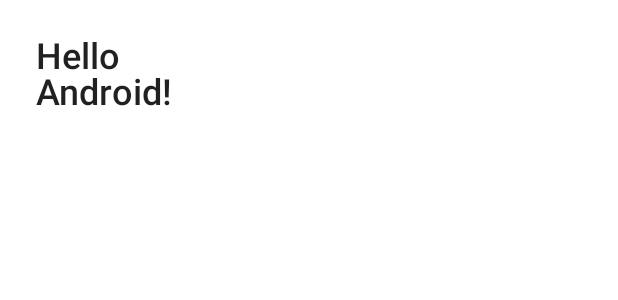
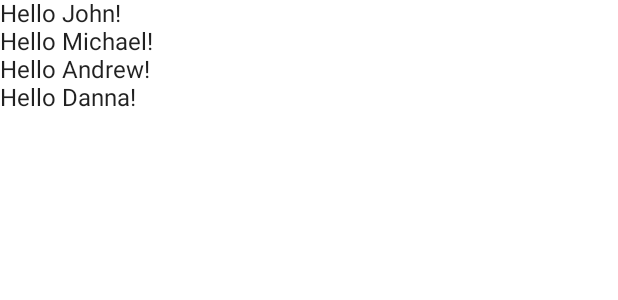
Before and after one commit to adrvschmidt/Compose-Study-1, an Android app built with Jetpack Compose: the @Preview function DefaultPreview, on a phone screen of 412 x 824 dp. Shown: the top 300 px of the screen. Run offline under Robolectric (Android 15) with nearby library versions, the phone set to English and light mode, and no system bars.

Commit message:
Added column and text with a list of names

```diff
--- a/app/src/main/java/br/com/schmidt/estudocompose1/MainActivity.kt
+++ b/app/src/main/java/br/com/schmidt/estudocompose1/MainActivity.kt
@@ -3,43 +3,41 @@ package br.com.schmidt.estudocompose1
 import android.os.Bundle
 import androidx.activity.ComponentActivity
 import androidx.activity.compose.setContent
-import androidx.compose.foundation.clickable
-import androidx.compose.foundation.layout.*
-import androidx.compose.material.Button
-import androidx.compose.material.MaterialTheme
-import androidx.compose.material.Surface
+import androidx.compose.foundation.layout.Column
 import androidx.compose.material.Text
 import androidx.compose.runtime.Composable
-import androidx.compose.ui.Modifier
-import androidx.compose.ui.text.font.FontWeight
 import androidx.compose.ui.tooling.preview.Preview
-import androidx.compose.ui.unit.dp
 import br.com.schmidt.estudocompose1.ui.theme.EstudoCompose1Theme
+
+val nameList = listOf("John", "Michael", "Andrew", "Danna")
 
 class MainActivity : ComponentActivity() {
     override fun onCreate(savedInstanceState: Bundle?) {
         super.onCreate(savedInstanceState)
         setContent {
-            GreetingText("Android")
+            MainScreen(names = nameList)
         }
     }
 }
 
 @Composable
-fun GreetingText(name: String) {
-    Text(text = "Hello $name!",
-        modifier = Modifier.size(width = 200.dp, height = 240.dp)
-            .clickable(onClick = {
+fun MainScreen(names: List<String>) {
+    Column {
+        names.forEach { name ->
+            Greeting(name = name)
+        }
+    }
+}
 
-        }).padding(all = 24.dp),
-        style = MaterialTheme.typography.h5,
-        fontWeight = FontWeight.SemiBold)
+@Composable
+fun Greeting(name: String) {
+    Text(text = "Hello $name!")
 }
 
 @Preview(showBackground = true)
 @Composable
 fun DefaultPreview() {
     EstudoCompose1Theme {
-        GreetingText("Android")
+        MainScreen(names = nameList)
     }
 }
```
